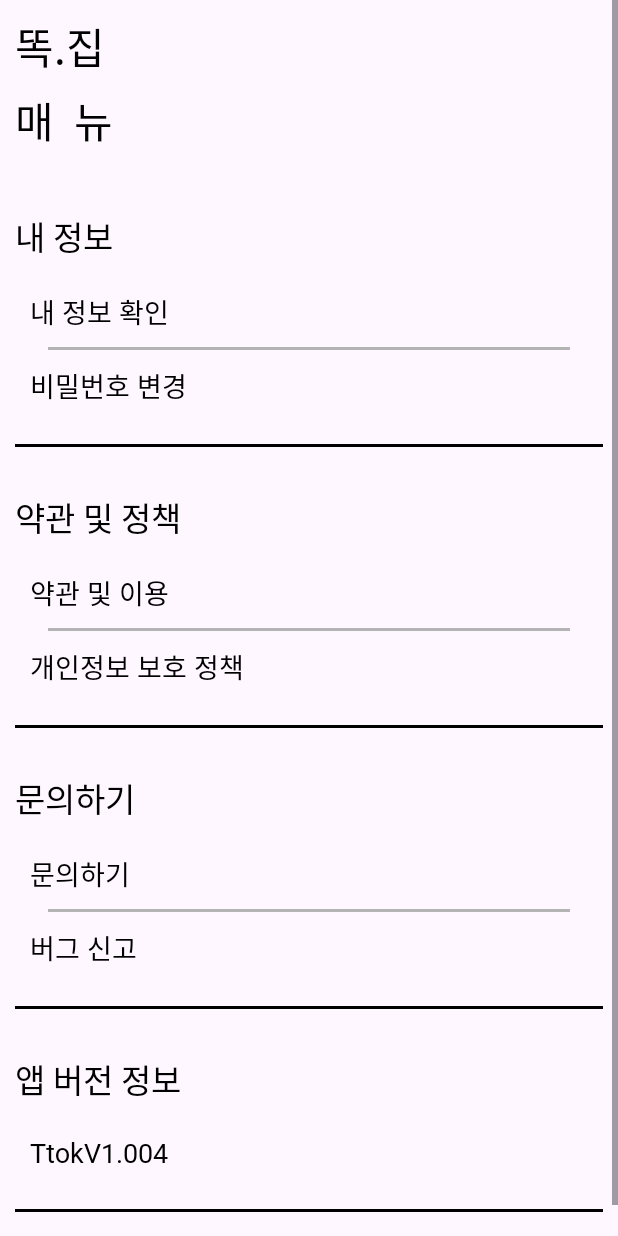
After one commit to Junban397/TtokJip_Project, an Android app: the fragment SettingView shown on its own in the app's theme, on a phone screen of 412 x 824 dp. The commit adds this screen. Run offline under Robolectric (Android 15) with nearby library versions, the phone set to English and light mode, and no system bars; Roboto replaces fonts that are not available here.

Commit message:
UI통계/매뉴

```diff
--- a/TtokJip_App/app/build.gradle.kts
+++ b/TtokJip_App/app/build.gradle.kts
@@ -53,6 +53,9 @@ android {
 }
 
 dependencies {
+
+    //그래프
+    implementation("com.github.PhilJay:MPAndroidChart:v3.1.0")
     //소켓
     implementation("io.socket:socket.io-client:2.0.0")
     // OkHttp
--- /dev/null
+++ b/TtokJip_App/app/src/main/java/com/example/ttokjip/ui/SettingView.kt
@@ -0,0 +1,22 @@
+package com.example.ttokjip.ui
+
+import android.os.Bundle
+import androidx.fragment.app.Fragment
+import android.view.LayoutInflater
+import android.view.View
+import android.view.ViewGroup
+import com.example.ttokjip.databinding.FragmentSettingViewBinding
+
+class SettingView : Fragment() {
+    private var _binding: FragmentSettingViewBinding?=null
+    private val binding get()= _binding!!
+
+    override fun onCreateView(
+        inflater: LayoutInflater, container: ViewGroup?,
+        savedInstanceState: Bundle?
+    ): View? {
+        _binding=FragmentSettingViewBinding.inflate(inflater, container, false)
+
+        return binding.root
+    }
+}
--- a/TtokJip_App/app/src/main/res/layout/fragment_device_manager.xml
+++ b/TtokJip_App/app/src/main/res/layout/fragment_device_manager.xml
@@ -20,7 +20,7 @@
             android:lineSpacingExtra="8dp"
             android:text="똑.집\n제품관리"
             android:textColor="@color/black"
-            android:textSize="21sp" />
+            android:textSize="28sp" />
 
         <HorizontalScrollView
             android:layout_width="match_parent"
--- /dev/null
+++ b/TtokJip_App/app/src/main/res/layout/fragment_setting_view.xml
@@ -0,0 +1,194 @@
+<?xml version="1.0" encoding="utf-8"?>
+<ScrollView xmlns:android="http://schemas.android.com/apk/res/android"
+    xmlns:tools="http://schemas.android.com/tools"
+    android:layout_width="match_parent"
+    android:layout_height="match_parent"
+    tools:context=".ui.SettingView">
+
+    <LinearLayout
+        android:layout_width="match_parent"
+        android:layout_height="match_parent"
+        android:orientation="vertical">
+
+        <TextView
+            android:layout_width="match_parent"
+            android:layout_height="wrap_content"
+            android:layout_margin="10dp"
+            android:fontFamily="@font/a1009_3"
+            android:lineSpacingExtra="8dp"
+            android:text="똑.집\n매  뉴"
+            android:textColor="@color/black"
+            android:textSize="28sp" />
+
+        <TextView
+            android:layout_width="match_parent"
+            android:layout_height="wrap_content"
+            android:layout_marginLeft="10dp"
+            android:layout_marginTop="30dp"
+            android:fontFamily="@font/a1009_2"
+            android:text="내 정보"
+            android:textColor="@color/black"
+            android:textSize="22sp" />
+
+        <TextView
+            android:layout_width="match_parent"
+            android:layout_height="wrap_content"
+            android:layout_marginLeft="20dp"
+            android:layout_marginTop="20dp"
+            android:fontFamily="@font/a1009_2"
+            android:text="내 정보 확인"
+            android:textColor="@color/black"
+            android:textSize="18sp" />
+
+        <View
+            android:layout_width="348dp"
+            android:layout_height="2dp"
+            android:layout_gravity="center"
+            android:layout_margin="10dp"
+            android:background="#B3B3B3" />
+
+        <TextView
+            android:layout_width="match_parent"
+            android:layout_height="wrap_content"
+            android:layout_marginLeft="20dp"
+            android:layout_marginBottom="15dp"
+            android:fontFamily="@font/a1009_2"
+            android:text="비밀번호 변경"
+            android:textColor="@color/black"
+            android:textSize="18sp" />
+
+        <View
+            android:layout_width="match_parent"
+            android:layout_height="2dp"
+            android:layout_margin="10dp"
+            android:background="@color/black" />
+
+        <TextView
+            android:layout_width="match_parent"
+            android:layout_height="wrap_content"
+            android:layout_marginLeft="10dp"
+            android:layout_marginTop="20dp"
+            android:fontFamily="@font/a1009_2"
+            android:text="약관 및 정책"
+            android:textColor="@color/black"
+            android:textSize="22sp" />
+
+        <TextView
+            android:layout_width="match_parent"
+            android:layout_height="wrap_content"
+            android:layout_marginLeft="20dp"
+            android:layout_marginTop="20dp"
+            android:fontFamily="@font/a1009_2"
+            android:text="약관 및 이용"
+            android:textColor="@color/black"
+            android:textSize="18sp" />
+
+        <View
+            android:layout_width="348dp"
+            android:layout_height="2dp"
+            android:layout_gravity="center"
+            android:layout_margin="10dp"
+            android:background="#B3B3B3" />
+
+        <TextView
+            android:layout_width="match_parent"
+            android:layout_height="wrap_content"
+            android:layout_marginLeft="20dp"
+            android:layout_marginBottom="15dp"
+            android:fontFamily="@font/a1009_2"
+            android:text="개인정보 보호 정책"
+            android:textColor="@color/black"
+            android:textSize="18sp" />
+
+        <View
+            android:layout_width="match_parent"
+            android:layout_height="2dp"
+            android:layout_margin="10dp"
+            android:background="@color/black" />
+
+
+        <TextView
+            android:layout_width="match_parent"
+            android:layout_height="wrap_content"
+            android:layout_marginLeft="10dp"
+            android:layout_marginTop="20dp"
+            android:fontFamily="@font/a1009_2"
+            android:text="문의하기"
+            android:textColor="@color/black"
+            android:textSize="22sp" />
+
+        <TextView
+            android:layout_width="match_parent"
+            android:layout_height="wrap_content"
+            android:layout_marginLeft="20dp"
+            android:layout_marginTop="20dp"
+            android:fontFamily="@font/a1009_2"
+            android:text="문의하기"
+            android:textColor="@color/black"
+            android:textSize="18sp" />
+
+        <View
+            android:layout_width="348dp"
+            android:layout_height="2dp"
+            android:layout_gravity="center"
+            android:layout_margin="10dp"
+            android:background="#B3B3B3" />
+
+        <TextView
+            android:layout_width="match_parent"
+            android:layout_height="wrap_content"
+            android:layout_marginLeft="20dp"
+            android:layout_marginBottom="15dp"
+            android:fontFamily="@font/a1009_2"
+            android:text="버그 신고"
+            android:textColor="@color/black"
+            android:textSize="18sp" />
+
+        <View
+            android:layout_width="match_parent"
+            android:layout_height="2dp"
+            android:layout_margin="10dp"
+            android:background="@color/black" />
+
+
+        <TextView
+            android:layout_width="match_parent"
+            android:layout_height="wrap_content"
+            android:layout_marginLeft="10dp"
+            android:layout_marginTop="20dp"
+            android:fontFamily="@font/a1009_2"
+            android:text="앱 버전 정보"
+            android:textColor="@color/black"
+            android:textSize="22sp" />
+
+        <TextView
+            android:layout_width="match_parent"
+            android:layout_height="wrap_content"
+            android:layout_marginLeft="20dp"
+            android:layout_marginTop="20dp"
+            android:layout_marginBottom="15dp"
+            android:fontFamily="@font/a1009_2"
+            android:text="TtokV1.004"
+            android:textColor="@color/black"
+            android:textSize="18sp" />
+
+        <View
+            android:layout_width="match_parent"
+            android:layout_height="2dp"
+            android:layout_margin="10dp"
+            android:background="@color/black" />
+
+        <TextView
+            android:layout_width="wrap_content"
+            android:layout_height="wrap_content"
+            android:layout_gravity="center"
+            android:fontFamily="@font/a1009_2"
+            android:text="로그아웃"
+            android:textColor="#757575"
+            android:textSize="18sp" />
+
+
+    </LinearLayout>
+
+
+</ScrollView>
--- a/TtokJip_App/app/src/main/res/values/strings.xml
+++ b/TtokJip_App/app/src/main/res/values/strings.xml
@@ -1,3 +1,5 @@
 <resources>
     <string name="app_name">TtokJip</string>
+    <!-- TODO: Remove or change this placeholder text -->
+    <string name="hello_blank_fragment">Hello blank fragment</string>
 </resources>
--- a/TtokJip_App/settings.gradle.kts
+++ b/TtokJip_App/settings.gradle.kts
@@ -10,6 +10,9 @@ dependencyResolutionManagement {
     repositories {
         google()
         mavenCentral()
+        maven {
+            url = uri("https://www.jitpack.io" )
+        }
     }
 }
 
```
Also changed, not shown: TtokJip_App/app/src/main/java/com/example/ttokjip/ui/CenterView.kt (+8 -0 lines), TtokJip_App/app/src/main/java/com/example/ttokjip/ui/StatisticsView.kt (added, +25 -0 lines), TtokJip_App/app/src/main/res/drawable/text_view_stroke.xml (added, +8 -0 lines), TtokJip_App/app/src/main/res/drawable/text_view_stroke_rounded.xml (added, +15 -0 lines), TtokJip_App/app/src/main/res/layout/fragment_statistics_view.xml (added, +147 -0 lines).
